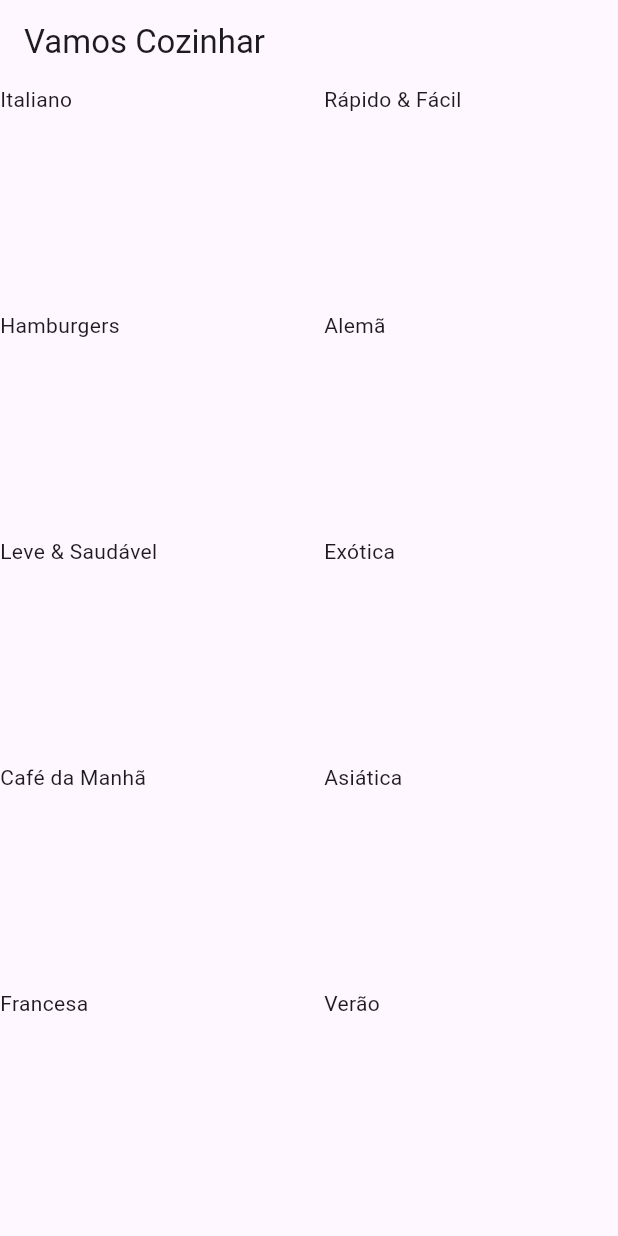
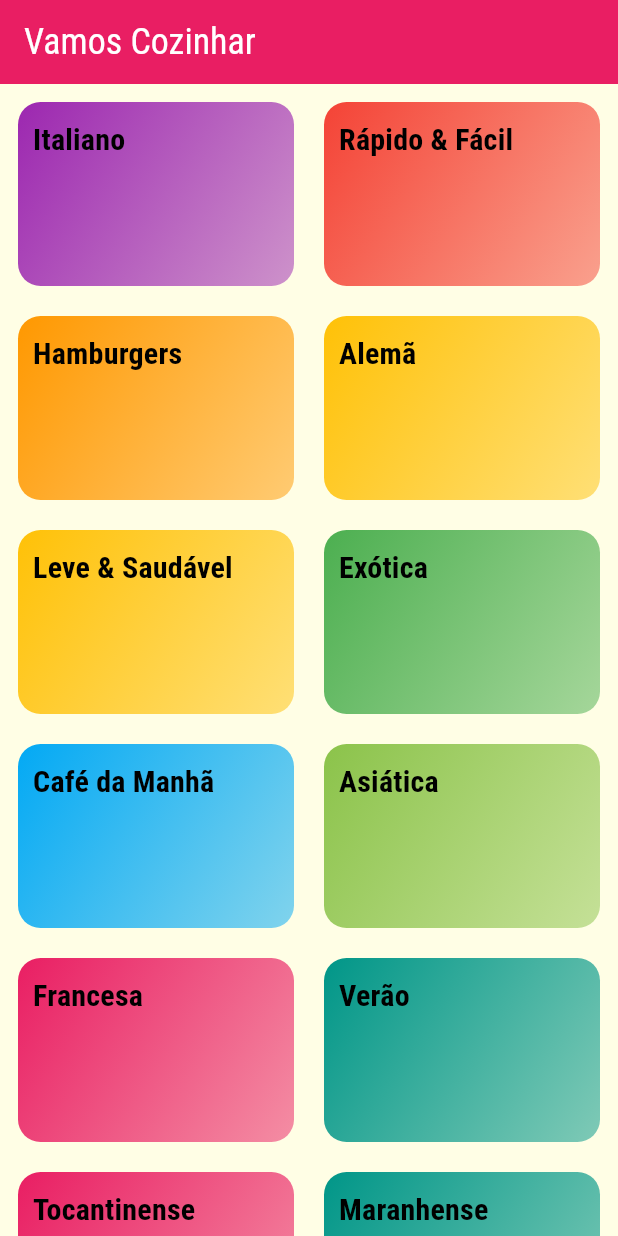
Before and after one commit to luisgs7/meals, a Flutter app: the screen it shows after launch, on a phone screen of 412 x 824 dp. Run offline on Flutter 3.47's test engine with Material 3 defaults, Android fonts, the phone set to English and light mode, and no system bars.

Commit message:
aula 183

```diff
--- a/lib/components/category_item.dart
+++ b/lib/components/category_item.dart
@@ -1,16 +1,45 @@
 import 'package:flutter/material.dart';
 
 import '../models/category.dart';
+import '../screends/categories_meals_screen.dart';
 
 class CategoryItem extends StatelessWidget {
+  final Category? category;
   const CategoryItem(this.category, {super.key});
 
-  final Category category;
+  //TODO: função para realizar a navevagação entre telas
+  void _selectCategory(BuildContext context) {
+    Navigator.of(context).push(
+      MaterialPageRoute(
+        builder: (_) {
+          return CategoriesMealsScreen();
+        },
+      ),
+    );
+  }
 
   @override
   Widget build(BuildContext context) {
-    return Container(
-      child: Text(category.title!),
+    return InkWell(
+      onTap: () => _selectCategory(context),
+      splashColor: Theme.of(context).colorScheme.primary,
+      borderRadius: BorderRadius.circular(15),
+      child: Container(
+        child: Text(
+          category!.title!,
+          style: Theme.of(context)
+              .textTheme
+              .titleMedium, // TODO: utilizando fonte a partir do theme
+        ),
+        padding: EdgeInsets.all(10),
+        decoration: BoxDecoration(
+            borderRadius: BorderRadius.circular(15),
+            gradient: LinearGradient(
+              colors: [category!.color!, category!.color!.withOpacity(0.5)],
+              begin: Alignment.topLeft,
+              end: Alignment.bottomRight,
+            )),
+      ),
     );
   }
 }
--- a/lib/data/dummy_data.dart
+++ b/lib/data/dummy_data.dart
@@ -53,4 +53,14 @@ const DUMMY_CATEGORIES = const [
     title: 'Verão',
     color: Colors.teal,
   ),
+  Category(
+    id: 'c11',
+    title: 'Tocantinense',
+    color: Colors.pink,
+  ),
+  Category(
+    id: 'c12',
+    title: 'Maranhense',
+    color: Colors.teal,
+  ),
 ];
--- a/lib/main.dart
+++ b/lib/main.dart
@@ -9,7 +9,33 @@ class MyApp extends StatelessWidget {
     return MaterialApp(
       title: 'DeliMeals',
       theme: ThemeData(
-        primarySwatch: Colors.blue,
+        colorScheme: ColorScheme.fromSwatch().copyWith(
+          primary: Colors.pink,
+          secondary: Colors.amber,
+          // background: Color.fromRGBO(255, 254, 229, 1),
+        ),
+        scaffoldBackgroundColor: Color.fromRGBO(255, 254, 229, 1),
+        // canvasColor: Color.fromRGBO(255, 254, 229, 1),
+        fontFamily: 'Raleway',
+        textTheme: ThemeData.light().textTheme.copyWith(
+              titleMedium: TextStyle(
+                fontFamily: 'RobotoCondensed',
+                fontSize: 20,
+                fontWeight: FontWeight.bold,
+              ),
+              titleLarge: TextStyle(
+                fontFamily: 'RobotoCondensed',
+                fontSize: 24,
+              ),
+              titleSmall: TextStyle(
+                fontFamily: 'RobotoCondensed',
+                fontSize: 16,
+              ),
+            ),
+        appBarTheme: ThemeData.light().appBarTheme.copyWith(
+              backgroundColor: Colors.pink,
+              foregroundColor: Colors.white,
+            ),
       ),
       home: CategoriesScreen(),
     );
--- /dev/null
+++ b/lib/screends/categories_meals_screen.dart
@@ -0,0 +1,17 @@
+import 'package:flutter/material.dart';
+
+class CategoriesMealsScreen extends StatelessWidget {
+  const CategoriesMealsScreen({super.key});
+
+  @override
+  Widget build(BuildContext context) {
+    return Scaffold(
+      appBar: AppBar(
+        title: Text("Receitas"),
+      ),
+      body: Center(
+        child: Text('Receitas por Categoria'),
+      ),
+    );
+  }
+}
--- a/lib/screends/categories_screen.dart
+++ b/lib/screends/categories_screen.dart
@@ -12,6 +12,7 @@ class CategoriesScreen extends StatelessWidget {
         title: Text('Vamos Cozinhar'),
       ),
       body: GridView(
+        padding: const EdgeInsets.all(12),
         gridDelegate: SliverGridDelegateWithMaxCrossAxisExtent(
           maxCrossAxisExtent: 200,
           childAspectRatio: 3 / 2,
```
Also changed, not shown: pubspec.yaml (+19 -6 lines), assets/fonts/Raleway-Black.ttf (added), assets/fonts/Raleway-Bold.ttf (added), assets/fonts/Raleway-Regular.ttf (added), assets/fonts/RobotoCondensed-Bold.ttf (added), assets/fonts/RobotoCondensed-Italic.ttf (added), assets/fonts/RobotoCondensed-Light.ttf (added), assets/fonts/RobotoCondensed-Regular.ttf (added).
